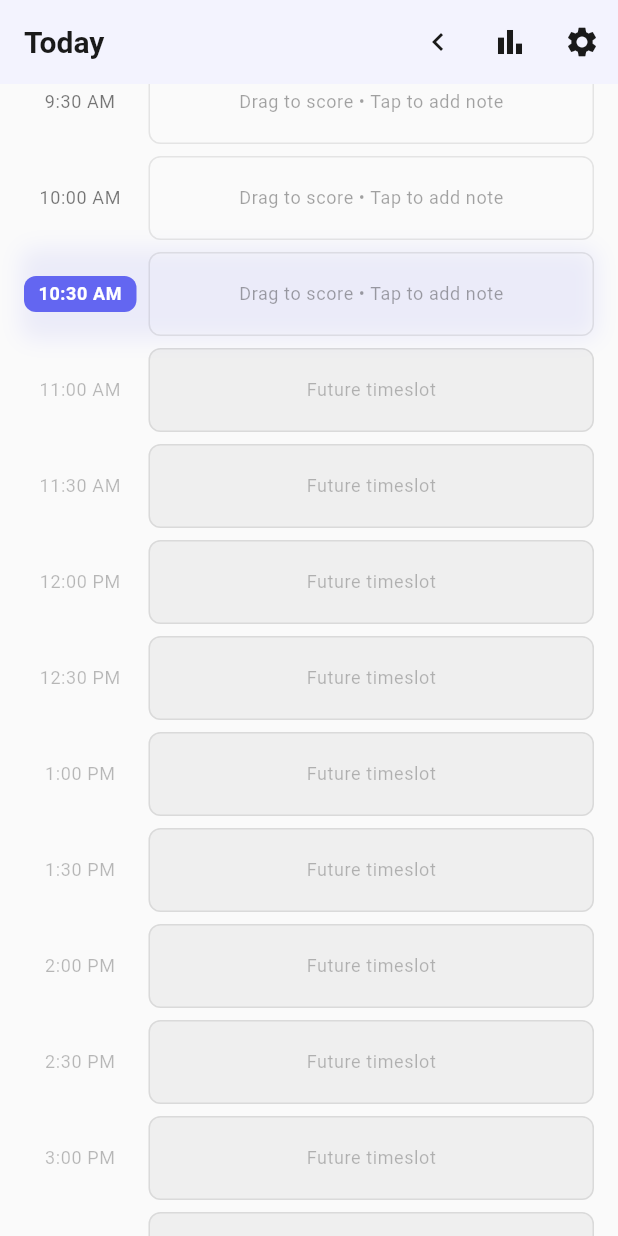
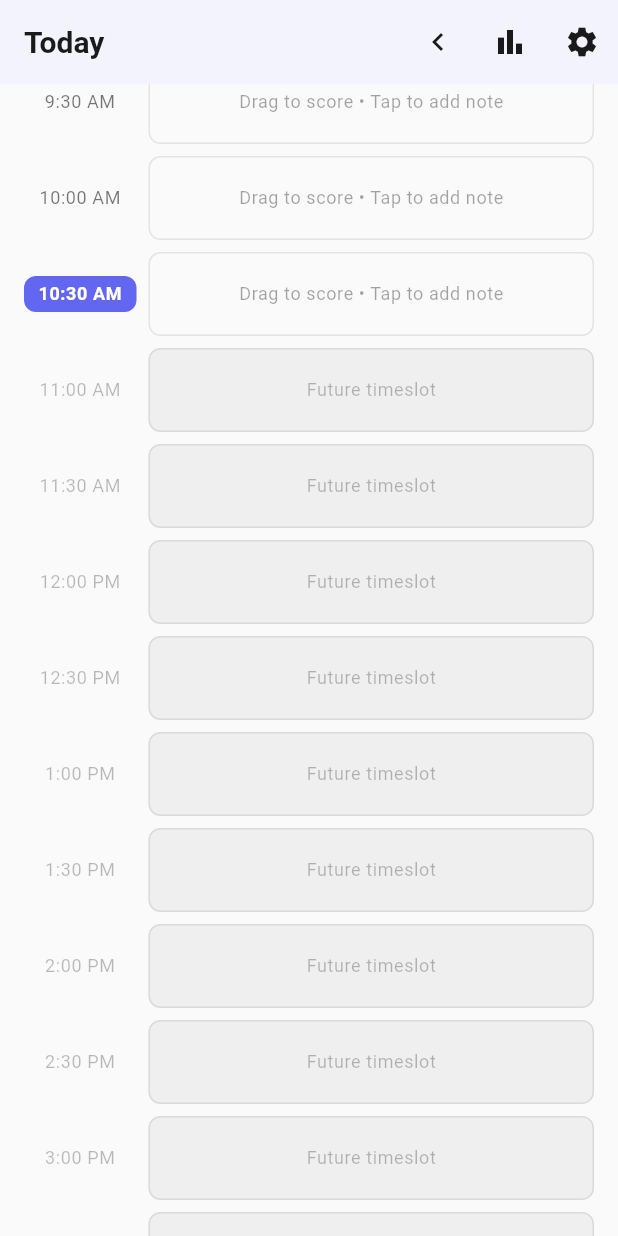
Before and after one commit to chbornman/sisyphus, a Flutter app: the screen it shows after launch, on a phone screen of 412 x 824 dp. Run offline on Flutter 3.47's test engine with Material 3 defaults, Android fonts, the light colour scheme and no system bars; our stand-ins replace flutter_riverpod, riverpod_annotation, sqflite; accounts and stored records are empty; generated files the repository leaves out were written again.

Commit message:
remove pulsing glow

```diff
--- a/lib/main.dart
+++ b/lib/main.dart
@@ -9,9 +9,5 @@
   WidgetsFlutterBinding.ensureInitialized();
 
   // Run app with Riverpod
-  runApp(
-    const ProviderScope(
-      child: HappyTracksApp(),
-    ),
-  );
+  runApp(const ProviderScope(child: HappyTracksApp()));
 }
--- a/lib/widgets/timeslot/timeslot_list_item.dart
+++ b/lib/widgets/timeslot/timeslot_list_item.dart
@@ -125,36 +125,13 @@
     final displayScore = _draggingScore ?? widget.timeslot.happinessScore;
     final scoreColor = ColorUtils.getTimeslotColor(accentColor, displayScore);
 
-    // Wrap entire timeslot in AnimatedBuilder for subtle pulse effect
-    return AnimatedBuilder(
-      animation: _currentSlotAnimationController,
-      builder: (context, child) {
-        // Calculate subtle glow opacity for current slot
-        final glowOpacity = widget.isCurrentSlot
-            ? _fadeAnimation.value * 0.1
-            : 0.0;
-
+    // Wrap entire timeslot for consistent layout
     return Container(
       height: AppTheme.timeslotHeight,
       margin: EdgeInsets.symmetric(
         horizontal: AppTheme.spacing4,
         vertical: AppTheme.spacing1,
       ),
-          decoration: widget.isCurrentSlot
-              ? BoxDecoration(
-                  borderRadius: BorderRadius.circular(AppTheme.borderRadius),
-                  boxShadow: [
-                    BoxShadow(
-                      color: accentColor.withValues(alpha: glowOpacity),
-                      blurRadius: 12,
-                      spreadRadius: 2,
-                    ),
-                  ],
-                )
-              : null,
-          child: child,
-        );
-      },
       child: Row(
         children: [
           // Time label
```
Lines whose indentation alone changed are shown as unchanged.
